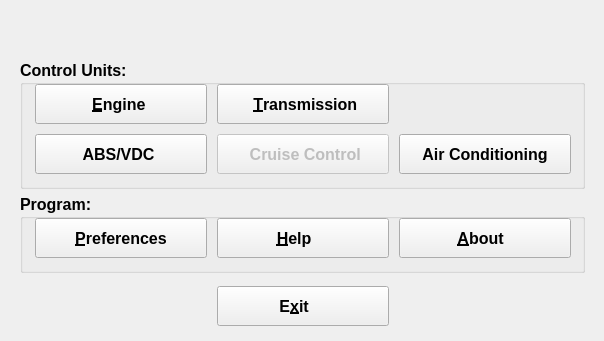
Old version of the form ui/FreeSSM.ui in the repository Comer352L/FreeSSM.
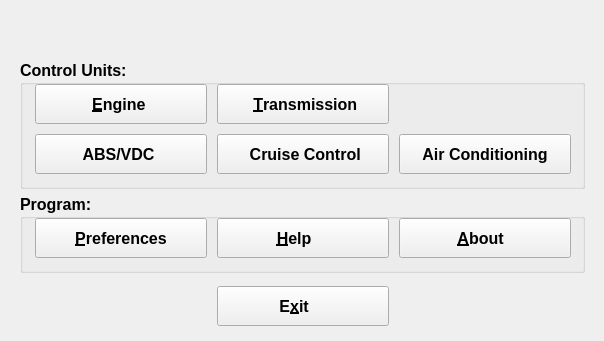
New version of the form. Icons and pictures are not drawn.

```diff
--- a/ui/FreeSSM.ui
+++ b/ui/FreeSSM.ui
@@ -169,7 +169,7 @@
     </widget>
     <widget class="QPushButton" name="cruisecontrol_pushButton_2">
      <property name="enabled">
-      <bool>false</bool>
+      <bool>true</bool>
      </property>
      <property name="geometry">
       <rect>
```
Left out of the diff: 2 changed lines with no effect on the pictures.
